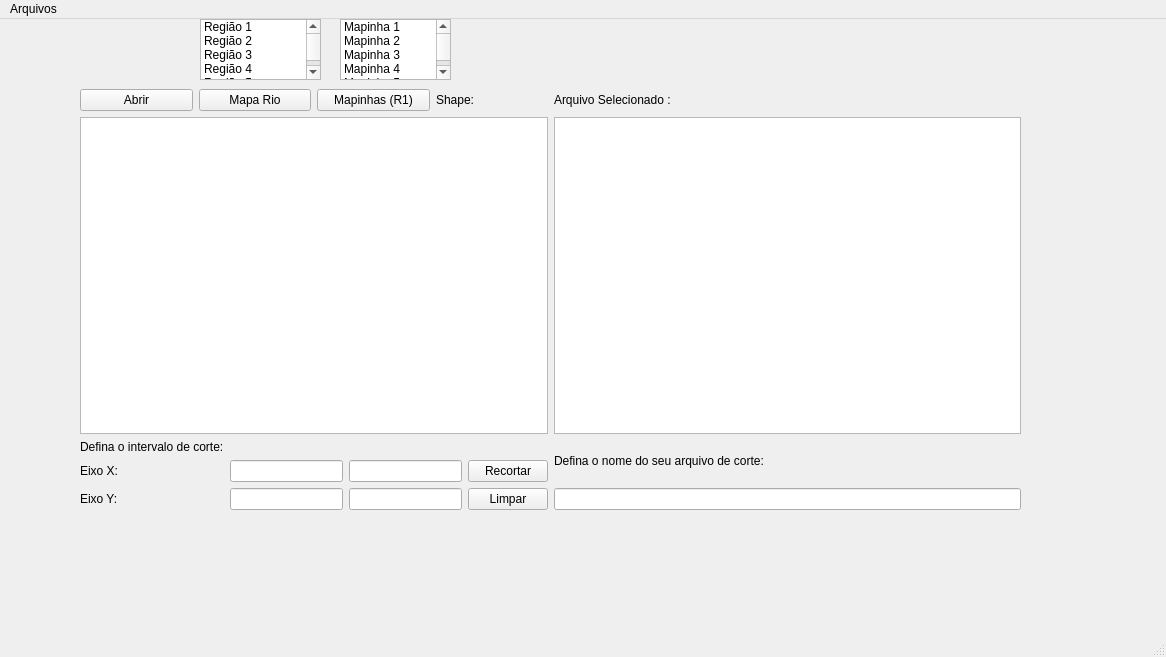
Old version of the form betsabe/open_tif_2.ui in the repository BetSpaguetty/Projeto-Taludes.
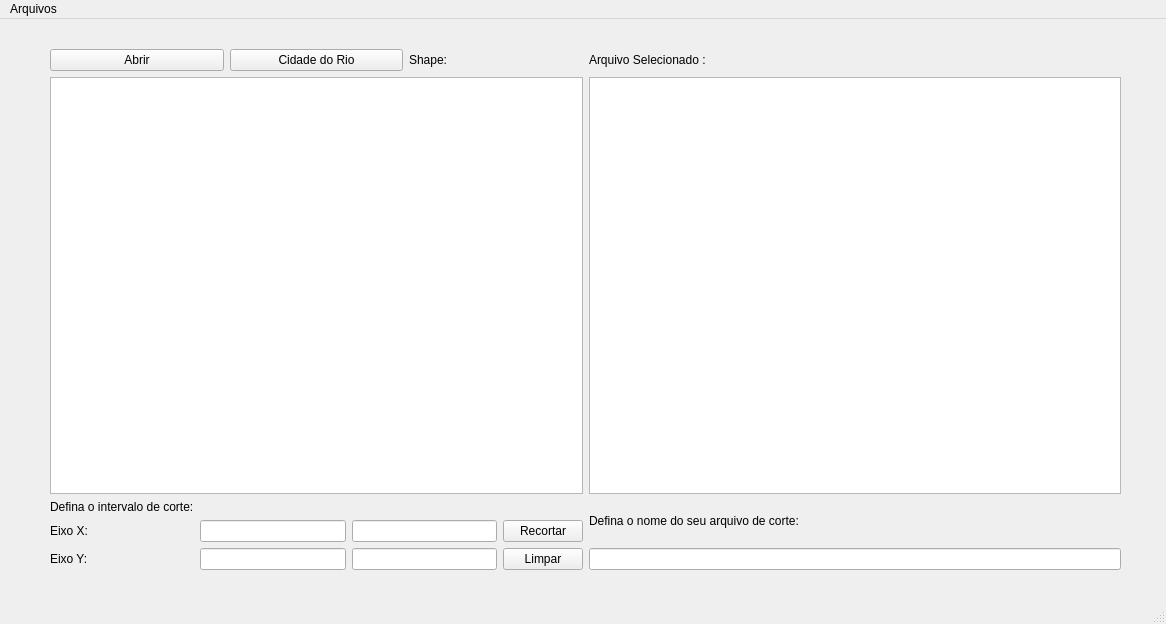
New version of the form. Icons and pictures are not drawn.

Commit message: tentando implementar o mapa

The edit to the form file:
```diff
--- a/betsabe/open_tif_2.ui
+++ b/betsabe/open_tif_2.ui
@@ -7,7 +7,7 @@
     <x>0</x>
     <y>0</y>
     <width>1166</width>
-    <height>657</height>
+    <height>624</height>
    </rect>
   </property>
   <property name="windowTitle">
@@ -30,10 +30,10 @@
    <widget class="QWidget" name="gridLayoutWidget">
     <property name="geometry">
      <rect>
-      <x>80</x>
-      <y>70</y>
-      <width>941</width>
-      <height>421</height>
+      <x>50</x>
+      <y>30</y>
+      <width>1071</width>
+      <height>521</height>
      </rect>
     </property>
     <layout class="QGridLayout" name="Layout_Principal">
@@ -111,24 +111,17 @@
          </property>
         </widget>
        </item>
-       <item row="0" column="3">
-        <widget class="QLabel" name="label_shape">
-         <property name="text">
-          <string>Shape: </string>
-         </property>
-        </widget>
-       </item>
        <item row="0" column="1">
         <widget class="QPushButton" name="botao_mapa_rio">
          <property name="text">
-          <string>Mapa Rio</string>
+          <string>Cidade do Rio</string>
          </property>
         </widget>
        </item>
        <item row="0" column="2">
-        <widget class="QPushButton" name="pushButton">
+        <widget class="QLabel" name="label_shape">
          <property name="text">
-          <string>Mapinhas (R1)</string>
+          <string>Shape: </string>
          </property>
         </widget>
        </item>
@@ -149,130 +142,24 @@
      </item>
     </layout>
    </widget>
-   <widget class="QListWidget" name="lista_regioes">
+   <widget class="QLabel" name="label_mapa_rio">
     <property name="geometry">
      <rect>
-      <x>200</x>
-      <y>0</y>
-      <width>121</width>
-      <height>61</height>
+      <x>300</x>
+      <y>10</y>
+      <width>641</width>
+      <height>311</height>
      </rect>
     </property>
-    <item>
-     <property name="text">
-      <string>Região 1</string>
-     </property>
-    </item>
-    <item>
-     <property name="text">
-      <string>Região 2</string>
-     </property>
-    </item>
-    <item>
-     <property name="text">
-      <string>Região 3</string>
-     </property>
-    </item>
-    <item>
-     <property name="text">
-      <string>Região 4</string>
-     </property>
-    </item>
-    <item>
-     <property name="text">
-      <string>Região 5</string>
-     </property>
-    </item>
-    <item>
-     <property name="text">
-      <string>Região 6</string>
-     </property>
-    </item>
-    <item>
-     <property name="text">
-      <string>Região 7</string>
-     </property>
-    </item>
-    <item>
-     <property name="text">
-      <string>Região 8</string>
-     </property>
-    </item>
-    <item>
-     <property name="text">
-      <string>Região 9</string>
-     </property>
-    </item>
-    <item>
-     <property name="text">
-      <string>Região 10</string>
-     </property>
-    </item>
-    <item>
-     <property name="text">
-      <string>Região 11</string>
-     </property>
-    </item>
-    <item>
-     <property name="text">
-      <string>Região 12</string>
-     </property>
-    </item>
-   </widget>
-   <widget class="QListWidget" name="lista_mapinhas">
-    <property name="geometry">
-     <rect>
-      <x>340</x>
-      <y>0</y>
-      <width>111</width>
-      <height>61</height>
-     </rect>
+    <property name="text">
+     <string/>
     </property>
-    <item>
-     <property name="text">
-      <string>Mapinha 1</string>
-     </property>
-    </item>
-    <item>
-     <property name="text">
-      <string>Mapinha 2</string>
-     </property>
-    </item>
-    <item>
-     <property name="text">
-      <string>Mapinha 3</string>
-     </property>
-    </item>
-    <item>
-     <property name="text">
-      <string>Mapinha 4</string>
-     </property>
-    </item>
-    <item>
-     <property name="text">
-      <string>Mapinha 5</string>
-     </property>
-    </item>
-    <item>
-     <property name="text">
-      <string>Mapinha 6</string>
-     </property>
-    </item>
-    <item>
-     <property name="text">
-      <string>Mapinha 7</string>
-     </property>
-    </item>
-    <item>
-     <property name="text">
-      <string>Mapinha 8</string>
-     </property>
-    </item>
-    <item>
-     <property name="text">
-      <string>Mapinha 9</string>
-     </property>
-    </item>
+    <property name="pixmap">
+     <pixmap resource="Imagens Interface/mapa_rio.qrc">:/teste 2/mapa-rio-de-janeiro.jpg</pixmap>
+    </property>
+    <property name="scaledContents">
+     <bool>true</bool>
+    </property>
    </widget>
   </widget>
   <widget class="QMenuBar" name="menubar">
```
Left out of the diff: 137 changed lines with no effect on the pictures. The commit also changes 5 other files.
